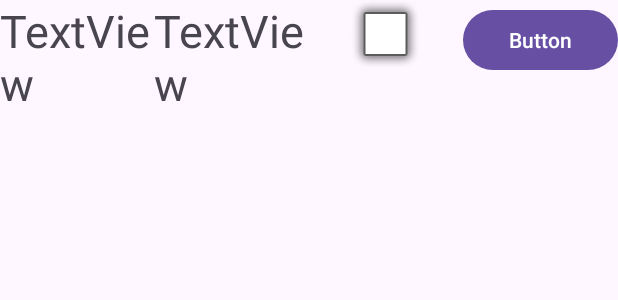
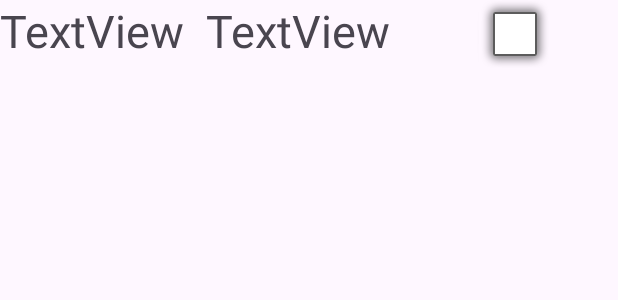
Before and after one commit to mik0war/usersApp, an Android app: the layout item_layout.xml on its own in the app's theme, with its tools: preview values and no code run, on a phone screen of 412 x 824 dp. Shown: the top 300 px of the screen. Run offline under Robolectric (Android 15) with nearby library versions, the phone set to English and light mode, and no system bars; network calls fail.

Commit message:
Change button to root click

```diff
--- a/app/build.gradle.kts
+++ b/app/build.gradle.kts
@@ -51,6 +51,7 @@ dependencies {
     androidTestImplementation(libs.androidx.junit)
     androidTestImplementation(libs.androidx.espresso.core)
 
+    androidTestImplementation ("com.android.support.test:rules:1.0.2")
     implementation("com.squareup.retrofit2:converter-gson:2.11.0")
     implementation("com.squareup.retrofit2:retrofit:2.11.0")
 
--- a/app/src/main/java/ru/mik0war/flaskapp/UsersListAdapter.kt
+++ b/app/src/main/java/ru/mik0war/flaskapp/UsersListAdapter.kt
@@ -46,7 +46,7 @@ class UsersListViewHolder(
             .load(baseUrl + userData.link)
             .into(binding.imageView)
 
-        binding.btnListItem.setOnClickListener {
+        binding.root.setOnClickListener {
             lambda(userData.id)
         }
     }
--- a/app/src/main/res/layout/item_layout.xml
+++ b/app/src/main/res/layout/item_layout.xml
@@ -29,10 +29,4 @@
         android:layout_weight="1"
         app:srcCompat="@android:drawable/alert_light_frame" />
 
-    <Button
-        android:id="@+id/btnListItem"
-        android:layout_width="0dp"
-        android:layout_height="wrap_content"
-        android:layout_weight="1"
-        android:text="Button" />
 </LinearLayout>
```
Also changed, not shown: app/src/main/java/ru/mik0war/flaskapp/MainViewModel.kt (+4 -4 lines), app/src/main/res/layout/activity_main.xml (+4 -4 lines), 2 other files.
